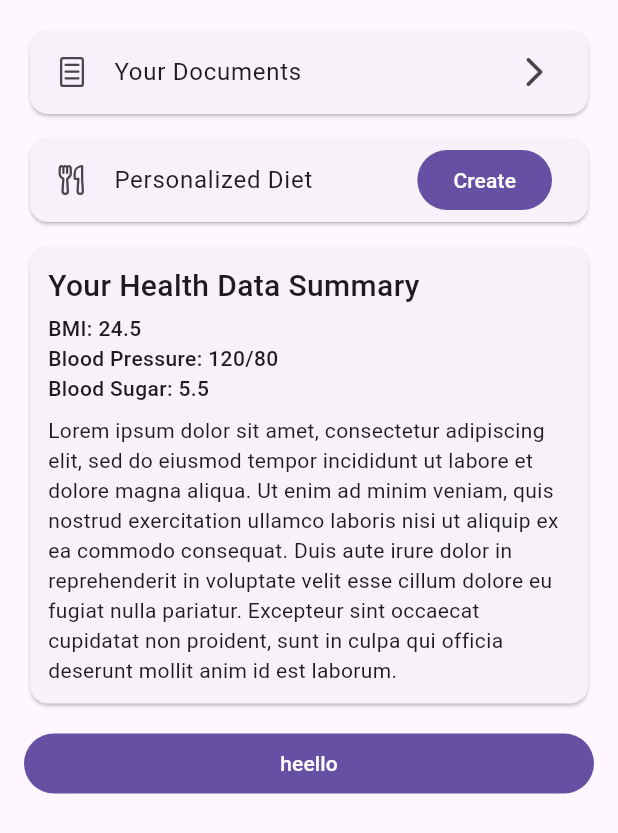
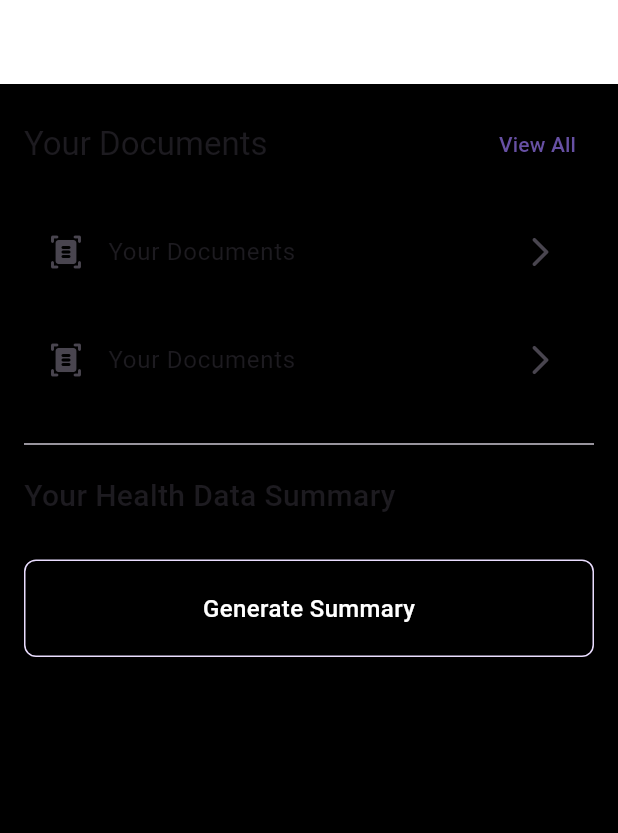
Before and after one commit to MZaFaRM/Healie, a Flutter app: the ReportPage screen opened directly, on a phone screen of 412 x 824 dp. Shown: the top 833 px of the screen. Run offline on Flutter 3.47's test engine with Material 3 defaults, Android fonts, the phone set to English and light mode, and no system bars; our stand-ins replace dio, fluentui_system_icons, flutter_chat_types, flutter_hooks, flutter_riverpod, fpdart and 1 more; missing offline and left inert: replicate.

Commit message:
feat: summary

```diff
--- a/lib/core/config/theme/app_theme.dart
+++ b/lib/core/config/theme/app_theme.dart
@@ -1,8 +1,15 @@
 import 'package:flutter/material.dart';
+import 'package:healie/core/config/theme/app_colors.dart';
 
 class AppTheme {
   static ThemeData getTheme({isDark = false}) => ThemeData(
         brightness: isDark ? Brightness.dark : Brightness.light,
+        scaffoldBackgroundColor: AppColors.black,
+        appBarTheme: AppBarTheme(
+          backgroundColor: isDark ? AppColors.black : AppColors.white,
+          elevation: 0,
+          scrolledUnderElevation: 0,
+        ),
         // filledButtonTheme: FilledButtonThemeData(
         //     style: FilledButton.styleFrom(
         //         shape: const RoundedRectangleBorder(
--- a/lib/core/providers.dart
+++ b/lib/core/providers.dart
@@ -6,5 +6,9 @@ final dioProvider = Provider((ref) {
     baseUrl: 'https://scale-up-4xnq.onrender.com',
   );
   final dio = Dio(options);
+  dio.interceptors.add(LogInterceptor(
+    request: true,
+    responseBody: true,
+  ));
   return dio;
 });
--- /dev/null
+++ b/lib/features/diagnose/models/summary_data.dart
@@ -0,0 +1,23 @@
+import 'package:freezed_annotation/freezed_annotation.dart';
+
+part 'summary_data.freezed.dart';
+part 'summary_data.g.dart';
+
+@freezed
+class SummaryData with _$SummaryData {
+  const factory SummaryData({
+    @JsonKey(name: 'blood_pressure') required String bloodPressure,
+    @JsonKey(name: 'total_cholesterol') required int totalCholesterol,
+    @JsonKey(name: 'blood_sugar') required int bloodSugar,
+    @JsonKey(name: 'bmi') required double bmi,
+    @JsonKey(name: 'resting_heart_rate') required int restingHeartRate,
+    @JsonKey(name: 'oxygen_saturation') required double oxygenSaturation,
+    @JsonKey(name: 'waist_circumference') required double waistCircumference,
+    @JsonKey(name: 'body_fat_percentage') required double bodyFatPercentage,
+    @JsonKey(name: 'muscle_mass') required double muscleMass,
+    @JsonKey(name: 'bone_density') required double boneDensity,
+  }) = _SummaryData;
+
+  factory SummaryData.fromJson(Map<String, dynamic> json) =>
+      _$SummaryDataFromJson(json);
+}
--- /dev/null
+++ b/lib/features/diagnose/widgets/summary_card.dart
@@ -0,0 +1,87 @@
+import 'package:flutter/material.dart';
+import 'package:flutter_riverpod/flutter_riverpod.dart';
+import 'package:healie/core/constants/ui_constants.dart';
+import 'package:healie/features/diagnose/diagnose_controller.dart';
+import 'package:healie/features/diagnose/models/summary_data.dart';
+import 'package:healie/utils/widgets/gaps.dart';
+
+class SummaryCard extends ConsumerStatefulWidget {
+  const SummaryCard({super.key});
+
+  @override
+  ConsumerState<ConsumerStatefulWidget> createState() => _SummaryCardState();
+}
+
+class _SummaryCardState extends ConsumerState<SummaryCard> {
+  String summary = '';
+  bool isLoading = false;
+
+  void submit() {
+    setState(() {
+      isLoading = true;
+    });
+    const data = SummaryData(
+      bloodPressure: '120/80',
+      totalCholesterol: 5,
+      bloodSugar: 5,
+      bmi: 18,
+      restingHeartRate: 70,
+      oxygenSaturation: 98,
+      waistCircumference: 30,
+      bodyFatPercentage: 20,
+      muscleMass: 50,
+      boneDensity: 2.5,
+    );
+    ref
+        .read(diagnoseControllerProvider.notifier)
+        .getSummary(data)
+        .then((value) {
+      setState(() {
+        summary = value;
+        isLoading = false;
+      });
+    });
+  }
+
+  @override
+  Widget build(BuildContext context) {
+    return Column(
+      crossAxisAlignment: CrossAxisAlignment.stretch,
+      children: [
+        const Text("Your Health Data Summary",
+            style: TextStyle(
+              fontSize: 20,
+              fontWeight: FontWeight.w500,
+            )),
+        gapH12,
+        summary.isNotEmpty
+            ? Text(summary)
+            : GestureDetector(
+                onTap: isLoading ? null : submit,
+                child: Container(
+                  padding: kPaddingLg,
+                  margin: const EdgeInsets.only(top: kSpacingMd),
+                  decoration: BoxDecoration(
+                    borderRadius: BorderRadius.circular(8),
+                    border: Border.all(
+                      color: Theme.of(context).colorScheme.primaryContainer,
+                    ),
+                  ),
+                  child: Center(
+                    child: isLoading
+                        ? const CircularProgressIndicator()
+                        : const Text(
+                            "Generate Summary",
+                            style: TextStyle(
+                              color: Colors.white,
+                              fontSize: 16,
+                              fontWeight: FontWeight.w500,
+                            ),
+                          ),
+                  ),
+                ),
+              ),
+      ],
+    );
+  }
+}
--- a/lib/pages/report_page.dart
+++ b/lib/pages/report_page.dart
@@ -1,5 +1,5 @@
-import 'package:fluentui_system_icons/fluentui_system_icons.dart';
 import 'package:flutter/material.dart';
+import 'package:healie/features/diagnose/widgets/summary_card.dart';
 import 'package:healie/utils/widgets/gaps.dart';
 
 class ReportPage extends StatelessWidget {
@@ -7,57 +7,57 @@ class ReportPage extends StatelessWidget {
 
   @override
   Widget build(BuildContext context) {
-    return ListView(
-      padding: const EdgeInsets.all(16),
-      children: [
-        const Card(
-          child: ListTile(
-            leading: Icon(FluentIcons.document_one_page_24_regular),
+    return Scaffold(
+      appBar: (AppBar()),
+      body: ListView(
+        padding: const EdgeInsets.all(16),
+        children: [
+          Row(
+            mainAxisAlignment: MainAxisAlignment.spaceBetween,
+            children: [
+              Text("Your Documents",
+                  style: Theme.of(context).textTheme.titleLarge),
+              gapW4,
+              TextButton(onPressed: () {}, child: const Text("View All")),
+            ],
+          ),
+          gapH20,
+          const ListTile(
+            leading: Icon(Icons.document_scanner_rounded),
             title: Text("Your Documents"),
             trailing: Icon(Icons.arrow_forward_ios_rounded),
           ),
-        ),
-        gapH8,
-        Card(
-          child: ListTile(
-            leading: const Icon(FluentIcons.food_24_regular),
-            title: const Text("Personalized Diet"),
-            trailing: FilledButton(
-              onPressed: () {},
-              child: const Text('Create'),
-            ),
+          gapH16,
+          const ListTile(
+            leading: Icon(Icons.document_scanner_rounded),
+            title: Text("Your Documents"),
+            trailing: Icon(Icons.arrow_forward_ios_rounded),
           ),
-        ),
-        gapH8,
-        const Card(
-          child: Padding(
-            padding: EdgeInsets.all(12.0),
-            child: Column(
-              crossAxisAlignment: CrossAxisAlignment.start,
-              children: [
-                Text("Your Health Data Summary",
-                    style: TextStyle(
-                      fontSize: 20,
-                      fontWeight: FontWeight.w500,
-                    )),
-                SizedBox(height: 4),
-                Text("BMI: 24.5\nBlood Pressure: 120/80\nBlood Sugar: 5.5",
-                    style: TextStyle(fontWeight: FontWeight.w500)),
-                SizedBox(height: 8),
-                Text(
-                    "Lorem ipsum dolor sit amet, consectetur adipiscing elit, sed do eiusmod tempor incididunt ut labore et dolore magna aliqua. Ut enim ad minim veniam, quis nostrud exercitation ullamco laboris nisi ut aliquip ex ea commodo consequat. Duis aute irure dolor in reprehenderit in voluptate velit esse cillum dolore eu fugiat nulla pariatur. Excepteur sint occaecat cupidatat non proident, sunt in culpa qui officia deserunt mollit anim id est laborum."),
-              ],
-            ),
-          ),
-        ),
-        gapH12,
-        const FilledButton(
-          onPressed: funcName,
-          child: Text('heello'),
-        ),
-      ],
+          gapH20,
+          const Divider(),
+          gapH12,
+          // const Card(
+          //   child: ListTile(
+          //     leading: Icon(FluentIcons.document_one_page_24_regular),
+          //     title: Text("Your Documents"),
+          //     trailing: Icon(Icons.arrow_forward_ios_rounded),
+          //   ),
+          // ),
+          // gapH8,
+          // Card(
+          //   child: ListTile(
+          //     leading: const Icon(FluentIcons.food_24_regular),
+          //     title: const Text("Personalized Diet"),
+          //     trailing: FilledButton(
+          //       onPressed: () {},
+          //       child: const Text('Create'),
+          //     ),
+          //   ),
+          // ),
+          // gapH8,
+          const SummaryCard(),
+        ],
+      ),
     );
   }
 }
-
-void funcName() {}
--- a/pubspec.yaml
+++ b/pubspec.yaml
@@ -20,11 +20,16 @@ dependencies:
   bard_api: ^1.0.0
   flutter_hooks: ^0.20.4
   fpdart: ^1.1.0
+  freezed_annotation: ^2.4.1
+  json_annotation: ^4.8.1
 
 dev_dependencies:
+  build_runner: ^2.4.8
   flutter_lints: ^2.0.0
   flutter_test:
     sdk: flutter
+  freezed: ^2.4.6
+  json_serializable: ^6.7.1
 
 flutter:
   uses-material-design: true
```
Also changed, not shown: lib/features/diagnose/diagnose_controller.dart (added, +25 -0 lines), lib/features/diagnose/diagnose_repository.dart (added, +45 -0 lines), lib/pages/home_page.dart (+3 -10 lines), lib/features/diagnose/models/summary_data.freezed.dart (added), lib/features/diagnose/models/summary_data.g.dart (added), pubspec.lock.
